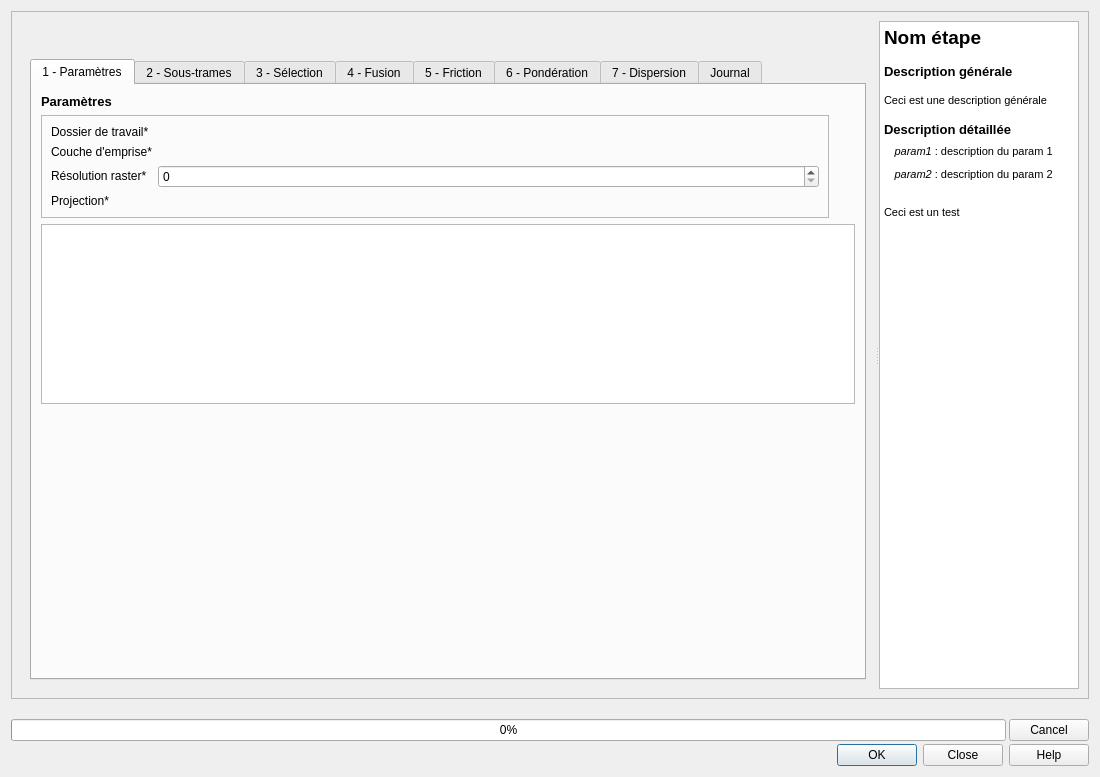
MathieuChailloux/BioDispersal, file test_dialog.ui: the form before one commit.
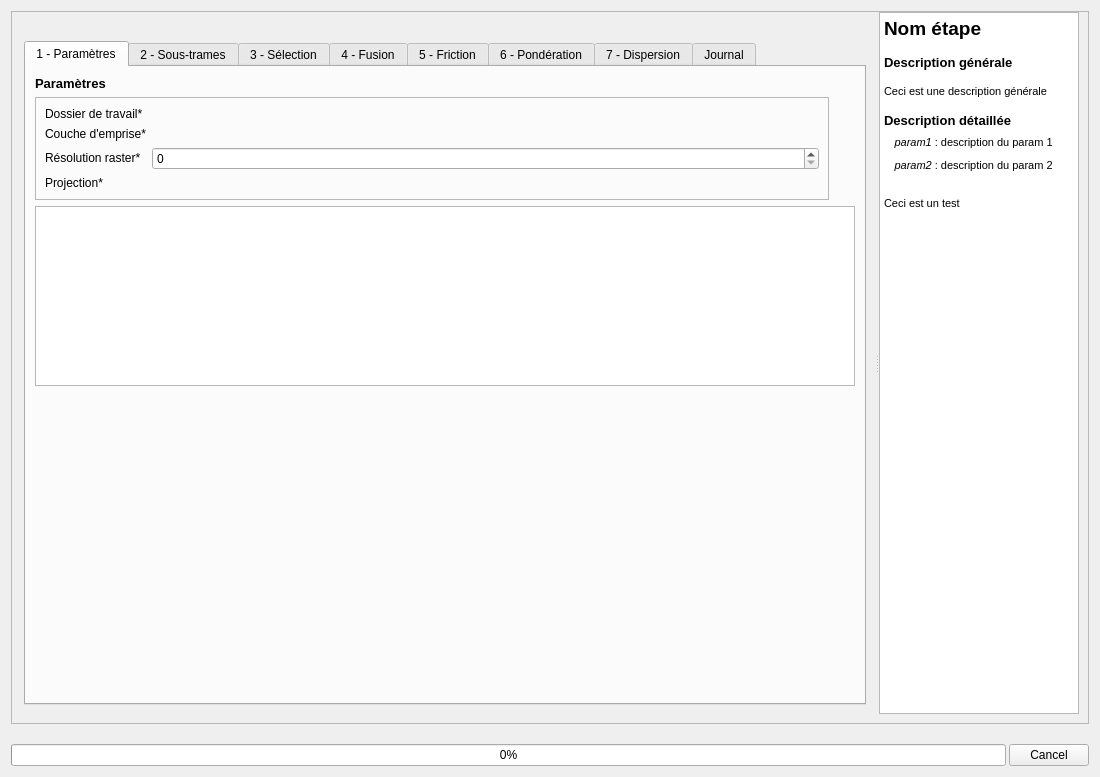
The form after the commit. Icons and pictures are not drawn. Custom widgets are drawn as their Qt base class.

Commit message: Adding Help management through html files and tabs.py

```diff
--- a/test_dialog.ui
+++ b/test_dialog.ui
@@ -44,6 +44,12 @@
       <enum>QFrame::Raised</enum>
      </property>
      <layout class="QGridLayout" name="gridLayout_3">
+      <property name="leftMargin">
+       <number>3</number>
+      </property>
+      <property name="topMargin">
+       <number>0</number>
+      </property>
       <item row="0" column="0">
        <widget class="QSplitter" name="splitter">
         <property name="sizePolicy">
@@ -73,8 +79,8 @@
            <rect>
             <x>0</x>
             <y>0</y>
-            <width>857</width>
-            <height>669</height>
+            <width>863</width>
+            <height>704</height>
            </rect>
           </property>
           <property name="sizePolicy">
@@ -84,6 +90,9 @@
            </sizepolicy>
           </property>
           <layout class="QGridLayout" name="gridLayout_6">
+           <property name="topMargin">
+            <number>0</number>
+           </property>
            <item row="0" column="0">
             <widget class="QToolButton" name="openProject">
              <property name="sizePolicy">
@@ -4241,16 +4250,6 @@
      </item>
     </layout>
    </item>
-   <item>
-    <widget class="QDialogButtonBox" name="mButtonBox">
-     <property name="orientation">
-      <enum>Qt::Horizontal</enum>
-     </property>
-     <property name="standardButtons">
-      <set>QDialogButtonBox::Close|QDialogButtonBox::Help|QDialogButtonBox::Ok</set>
-     </property>
-    </widget>
-   </item>
   </layout>
  </widget>
  <customwidgets>
```
Left out of the diff: 2 changed lines with no effect on the pictures. The commit also changes 11 other files.
